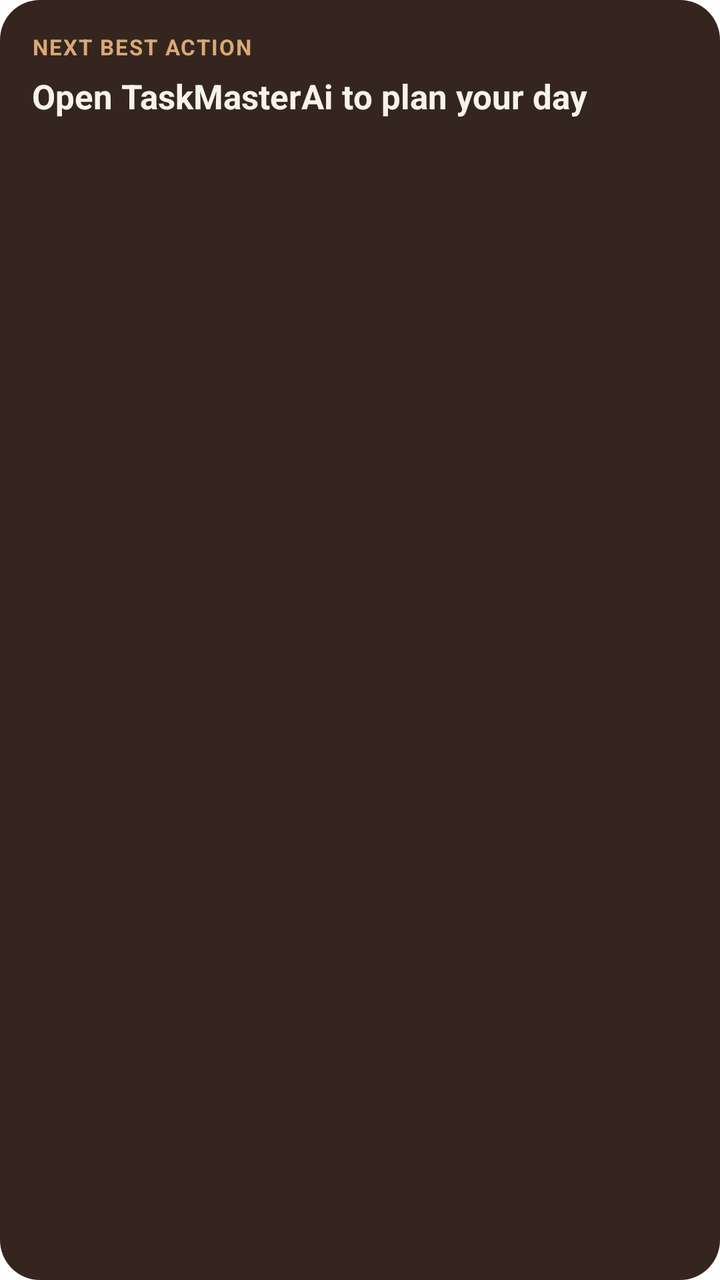
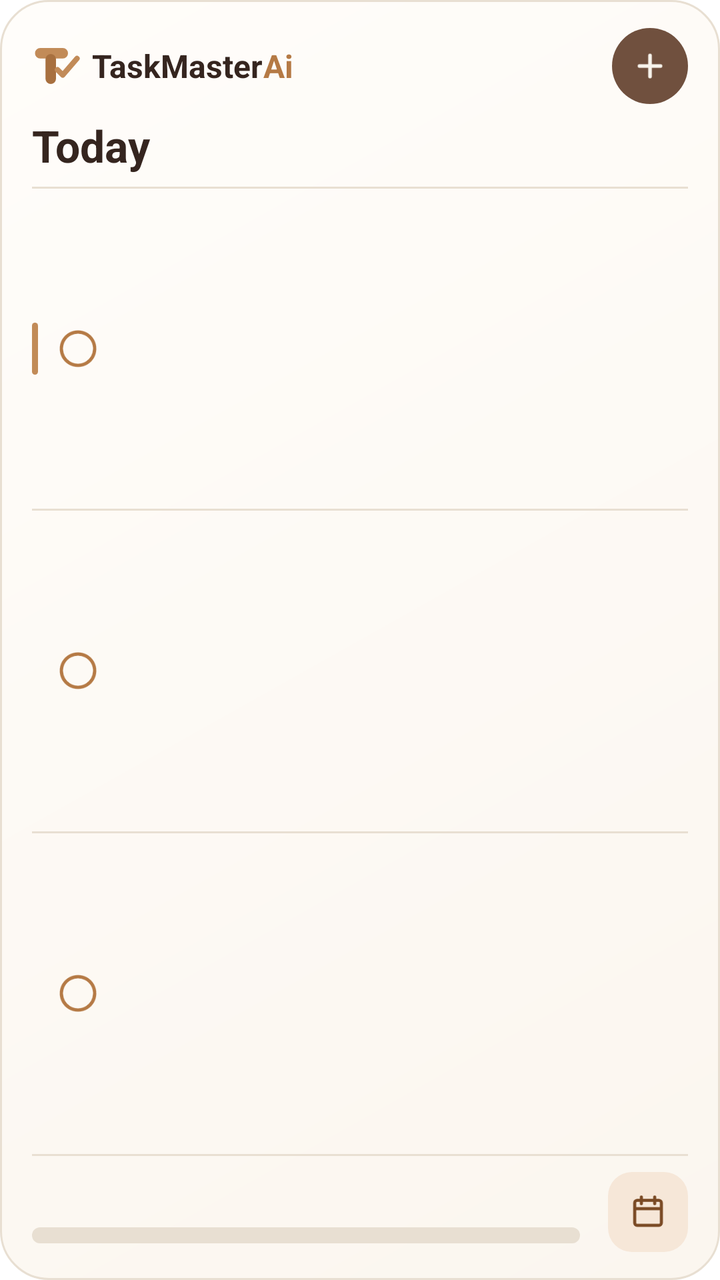

Compare the two renders of this Android layout. The source of the first and the diff that turns it into the second are given below.
<!-- AndroidManifest.xml: fallback theme Theme.MaterialComponents.DayNight.NoActionBar -->
<!-- res/layout/next_action_widget.xml -->
<?xml version="1.0" encoding="utf-8"?>
<LinearLayout xmlns:android="http://schemas.android.com/apk/res/android"
    android:id="@+id/widget_root"
    android:layout_width="match_parent"
    android:layout_height="match_parent"
    android:background="@drawable/widget_background"
    android:orientation="vertical"
    android:padding="16dp">

    <TextView
        android:id="@+id/widget_kicker"
        android:layout_width="wrap_content"
        android:layout_height="wrap_content"
        android:letterSpacing="0.06"
        android:text="NEXT BEST ACTION"
        android:textColor="#D9A877"
        android:textSize="11sp"
        android:textStyle="bold" />

    <TextView
        android:id="@+id/widget_title"
        android:layout_width="match_parent"
        android:layout_height="wrap_content"
        android:layout_marginTop="6dp"
        android:ellipsize="end"
        android:maxLines="2"
        android:text="Open TaskMasterAi to plan your day"
        android:textColor="#F7F3EC"
        android:textSize="17sp"
        android:textStyle="bold" />

    <TextView
        android:id="@+id/widget_detail"
        android:layout_width="match_parent"
        android:layout_height="wrap_content"
        android:layout_marginTop="2dp"
        android:ellipsize="end"
        android:maxLines="1"
        android:textColor="#CDBDAD"
        android:textSize="13sp" />

    
    <FrameLayout
        android:layout_width="match_parent"
        android:layout_height="0dp"
        android:layout_weight="1" />

    <TextView
        android:id="@+id/widget_progress"
        android:layout_width="match_parent"
        android:layout_height="wrap_content"
        android:textColor="#A9BC9C"
        android:textSize="12sp" />
</LinearLayout>
<!-- resources referenced by this layout -->
<resources>
  <!-- drawable widget_background (drawable) -->
  <?xml version="1.0" encoding="utf-8"?>
  <shape xmlns:android="http://schemas.android.com/apk/res/android" android:shape="rectangle">
      <solid android:color="#35251F" />
      <corners android:radius="20dp" />
  </shape>
</resources>

<!-- the commit's change to res/layout/next_action_widget.xml (unified diff, before → after) -->
@@ -5,50 +5,287 @@
     android:layout_height="match_parent"
     android:background="@drawable/widget_background"
     android:orientation="vertical"
-    android:padding="16dp">
-
-    <TextView
-        android:id="@+id/widget_kicker"
-        android:layout_width="wrap_content"
+    android:paddingStart="16dp"
+    android:paddingTop="14dp"
+    android:paddingEnd="16dp"
+    android:paddingBottom="14dp">
+
+    <LinearLayout
+        android:layout_width="match_parent"
         android:layout_height="wrap_content"
-        android:letterSpacing="0.06"
-        android:text="NEXT BEST ACTION"
-        android:textColor="#D9A877"
-        android:textSize="11sp"
-        android:textStyle="bold" />
-
-    <TextView
-        android:id="@+id/widget_title"
+        android:gravity="center_vertical"
+        android:orientation="horizontal">
+
+        <ImageView
+            android:layout_width="24dp"
+            android:layout_height="24dp"
+            android:contentDescription="@null"
+            android:src="@drawable/ic_widget_mark" />
+
+        <TextView
+            android:layout_width="wrap_content"
+            android:layout_height="wrap_content"
+            android:layout_marginStart="6dp"
+            android:text="TaskMaster"
+            android:textColor="@color/widget_text"
+            android:textSize="16sp"
+            android:textStyle="bold" />
+
+        <TextView
+            android:layout_width="0dp"
+            android:layout_height="wrap_content"
+            android:layout_weight="1"
+            android:text="Ai"
+            android:textColor="@color/widget_ring"
+            android:textSize="16sp"
+            android:textStyle="bold" />
+
+        <FrameLayout
+            android:id="@+id/widget_add"
+            android:layout_width="38dp"
+            android:layout_height="38dp"
+            android:background="@drawable/widget_plus"
+            android:contentDescription="Capture">
+
+            <ImageView
+                android:layout_width="18dp"
+                android:layout_height="18dp"
+                android:layout_gravity="center"
+                android:contentDescription="@null"
+                android:src="@drawable/ic_widget_plus" />
+        </FrameLayout>
+    </LinearLayout>
+
+    <LinearLayout
         android:layout_width="match_parent"
         android:layout_height="wrap_content"
         android:layout_marginTop="6dp"
-        android:ellipsize="end"
-        android:maxLines="2"
-        android:text="Open TaskMasterAi to plan your day"
-        android:textColor="#F7F3EC"
-        android:textSize="17sp"
-        android:textStyle="bold" />
+        android:layout_marginBottom="6dp"
+        android:gravity="bottom"
+        android:orientation="horizontal">
+
+        <TextView
+            android:layout_width="0dp"
+            android:layout_height="wrap_content"
+            android:layout_weight="1"
+            android:text="Today"
+            android:textColor="@color/widget_text"
+            android:textSize="22sp"
+            android:textStyle="bold" />
+
+        <TextView
+            android:id="@+id/widget_date"
+            android:layout_width="wrap_content"
+            android:layout_height="wrap_content"
+            android:textColor="@color/widget_muted"
+            android:textSize="13sp" />
+    </LinearLayout>
+
+    <FrameLayout
+        android:id="@+id/d0"
+        android:layout_width="match_parent"
+        android:layout_height="1dp"
+        android:background="@drawable/widget_divider" />
+
+    <LinearLayout
+        android:id="@+id/t0_row"
+        android:layout_width="match_parent"
+        android:layout_height="0dp"
+        android:layout_weight="1"
+        android:gravity="center_vertical"
+        android:orientation="horizontal">
+
+        <FrameLayout
+            android:id="@+id/t0_bar"
+            android:layout_width="3dp"
+            android:layout_height="26dp"
+            android:background="@drawable/widget_bar"
+            android:visibility="visible" />
+
+        <ImageView
+            android:layout_width="22dp"
+            android:layout_height="22dp"
+            android:layout_marginStart="9dp"
+            android:contentDescription="@null"
+            android:src="@drawable/ic_widget_ring" />
+
+        <TextView
+            android:id="@+id/t0_title"
+            android:layout_width="0dp"
+            android:layout_height="wrap_content"
+            android:layout_marginStart="12dp"
+            android:layout_weight="1"
+            android:ellipsize="end"
+            android:maxLines="1"
+            android:textColor="@color/widget_text"
+            android:textSize="15sp" />
+
+        <TextView
+            android:id="@+id/t0_time"
+            android:layout_width="wrap_content"
+            android:layout_height="wrap_content"
+            android:layout_marginStart="8dp"
+            android:textColor="@color/widget_muted"
+            android:textSize="13sp" />
+    </LinearLayout>
+
+    <FrameLayout
+        android:id="@+id/d1"
+        android:layout_width="match_parent"
+        android:layout_height="1dp"
+        android:background="@drawable/widget_divider" />
+
+    <LinearLayout
+        android:id="@+id/t1_row"
+        android:layout_width="match_parent"
+        android:layout_height="0dp"
+        android:layout_weight="1"
+        android:gravity="center_vertical"
+        android:orientation="horizontal">
+
+        <FrameLayout
+            android:id="@+id/t1_bar"
+            android:layout_width="3dp"
+            android:layout_height="26dp"
+            android:background="@drawable/widget_bar"
+            android:visibility="invisible" />
+
+        <ImageView
+            android:layout_width="22dp"
+            android:layout_height="22dp"
+            android:layout_marginStart="9dp"
+            android:contentDescription="@null"
+            android:src="@drawable/ic_widget_ring" />
+
+        <TextView
+            android:id="@+id/t1_title"
+            android:layout_width="0dp"
+            android:layout_height="wrap_content"
+            android:layout_marginStart="12dp"
+            android:layout_weight="1"
+            android:ellipsize="end"
+            android:maxLines="1"
+            android:textColor="@color/widget_text"
+            android:textSize="15sp" />
+
+        <TextView
+            android:id="@+id/t1_time"
+            android:layout_width="wrap_content"
+            android:layout_height="wrap_content"
+            android:layout_marginStart="8dp"
+            android:textColor="@color/widget_muted"
+            android:textSize="13sp" />
+    </LinearLayout>
+
+    <FrameLayout
+        android:id="@+id/d2"
+        android:layout_width="match_parent"
+        android:layout_height="1dp"
+        android:background="@drawable/widget_divider" />
+
+    <LinearLayout
+        android:id="@+id/t2_row"
+        android:layout_width="match_parent"
+        android:layout_height="0dp"
+        android:layout_weight="1"
+        android:gravity="center_vertical"
+        android:orientation="horizontal">
+
+        <FrameLayout
+            android:id="@+id/t2_bar"
+            android:layout_width="3dp"
+            android:layout_height="26dp"
+            android:background="@drawable/widget_bar"
+            android:visibility="invisible" />
+
+        <ImageView
+            android:layout_width="22dp"
+            android:layout_height="22dp"
+            android:layout_marginStart="9dp"
+            android:contentDescription="@null"
+            android:src="@drawable/ic_widget_ring" />
+
+        <TextView
+            android:id="@+id/t2_title"
+            android:layout_width="0dp"
+            android:layout_height="wrap_content"
+            android:layout_marginStart="12dp"
+            android:layout_weight="1"
+            android:ellipsize="end"
+            android:maxLines="1"
+            android:textColor="@color/widget_text"
+            android:textSize="15sp" />
+
+        <TextView
+            android:id="@+id/t2_time"
+            android:layout_width="wrap_content"
+            android:layout_height="wrap_content"
+            android:layout_marginStart="8dp"
+            android:textColor="@color/widget_muted"
+            android:textSize="13sp" />
+    </LinearLayout>
 
     <TextView
-        android:id="@+id/widget_detail"
+        android:id="@+id/widget_empty"
+        android:layout_width="match_parent"
+        android:layout_height="0dp"
+        android:layout_weight="3"
+        android:gravity="center_vertical"
+        android:text="Plan your day with a Brain Dump"
+        android:textColor="@color/widget_muted"
+        android:textSize="15sp"
+        android:visibility="gone" />
+
+    <FrameLayout
+        android:id="@+id/d3"
+        android:layout_width="match_parent"
+        android:layout_height="1dp"
+        android:background="@drawable/widget_divider" />
+
+    <LinearLayout
         android:layout_width="match_parent"
         android:layout_height="wrap_content"
-        android:layout_marginTop="2dp"
-        android:ellipsize="end"
-        android:maxLines="1"
-        android:textColor="#CDBDAD"
-        android:textSize="13sp" />
-
-    
-    <FrameLayout
-        android:layout_width="match_parent"
-        android:layout_height="0dp"
-        android:layout_weight="1" />
-
-    <TextView
-        android:id="@+id/widget_progress"
-        android:layout_width="match_parent"
-        android:layout_height="wrap_content"
-        android:textColor="#A9BC9C"
-        android:textSize="12sp" />
+        android:layout_marginTop="8dp"
+        android:gravity="center_vertical"
+        android:orientation="horizontal">
+
+        <LinearLayout
+            android:layout_width="0dp"
+            android:layout_height="wrap_content"
+            android:layout_weight="1"
+            android:orientation="vertical">
+
+            <TextView
+                android:id="@+id/widget_progress"
+                android:layout_width="wrap_content"
+                android:layout_height="wrap_content"
+                android:textColor="@color/widget_muted"
+                android:textSize="13sp" />
+
+            <ProgressBar
+                android:id="@+id/widget_progress_bar"
+                style="?android:attr/progressBarStyleHorizontal"
+                android:layout_width="match_parent"
+                android:layout_height="8dp"
+                android:layout_marginTop="6dp"
+                android:max="100"
+                android:progress="0"
+                android:progressDrawable="@drawable/widget_progress_sage" />
+        </LinearLayout>
+
+        <FrameLayout
+            android:id="@+id/widget_calendar"
+            android:layout_width="40dp"
+            android:layout_height="40dp"
+            android:layout_marginStart="14dp"
+            android:background="@drawable/widget_icon_tile">
+
+            <ImageView
+                android:layout_width="20dp"
+                android:layout_height="20dp"
+                android:layout_gravity="center"
+                android:contentDescription="@null"
+                android:src="@drawable/ic_widget_calendar" />
+        </FrameLayout>
+    </LinearLayout>
 </LinearLayout>
<!-- resource entries referenced after the edit -->
@@ -1,10 +1,110 @@
 <!-- resources referenced by this layout -->
 <resources>
+  <color name="widget_muted">#6B574A</color>
+  <color name="widget_ring">#B57A45</color>
+  <color name="widget_text">#35251F</color>
+  <!-- drawable ic_widget_calendar (drawable) -->
+  <?xml version="1.0" encoding="utf-8"?>
+  <vector xmlns:android="http://schemas.android.com/apk/res/android"
+      android:width="20dp" android:height="20dp"
+      android:viewportWidth="24" android:viewportHeight="24">
+      <path android:strokeColor="@color/widget_accent" android:strokeWidth="1.8" android:strokeLineJoin="round"
+          android:pathData="M5.5,5h13a1.5,1.5 0,0 1,1.5 1.5v12a1.5,1.5 0,0 1,-1.5 1.5h-13a1.5,1.5 0,0 1,-1.5 -1.5v-12a1.5,1.5 0,0 1,1.5 -1.5zM4,10h16" />
+      <path android:strokeColor="@color/widget_accent" android:strokeWidth="1.8" android:strokeLineCap="round" android:pathData="M8,3v4M16,3v4" />
+  </vector>
+  <!-- drawable ic_widget_mark (drawable) -->
+  <?xml version="1.0" encoding="utf-8"?>
+  <vector xmlns:android="http://schemas.android.com/apk/res/android"
+      android:width="20dp"
+      android:height="20dp"
+      android:viewportWidth="32"
+      android:viewportHeight="32">
+      <path
+          android:fillColor="#C28B58"
+          android:pathData="M5.5,4h15a3.5,3.5 0,0 1,3.5 3.5v0a3.5,3.5 0,0 1,-3.5 3.5h-15a3.5,3.5 0,0 1,-3.5 -3.5v0a3.5,3.5 0,0 1,3.5 -3.5z" />
+      <path
+          android:fillColor="#A8703F"
+          android:pathData="M12.5,8h0a3.5,3.5 0,0 1,3.5 3.5v13a3.5,3.5 0,0 1,-3.5 3.5h0a3.5,3.5 0,0 1,-3.5 -3.5v-13a3.5,3.5 0,0 1,3.5 -3.5z" />
+      <path
+          android:strokeColor="#C28B58"
+          android:strokeWidth="3.6"
+          android:strokeLineCap="round"
+          android:strokeLineJoin="round"
+          android:pathData="M17,18.5L20.5,22L30,11" />
+  </vector>
+  <!-- drawable ic_widget_plus (drawable) -->
+  <?xml version="1.0" encoding="utf-8"?>
+  <vector xmlns:android="http://schemas.android.com/apk/res/android"
+      android:width="18dp" android:height="18dp"
+      android:viewportWidth="24" android:viewportHeight="24">
+      <path android:strokeColor="#F7F3EC" android:strokeWidth="2.4" android:strokeLineCap="round" android:pathData="M12,5v14M5,12h14" />
+  </vector>
+  <!-- drawable ic_widget_ring (drawable) -->
+  <?xml version="1.0" encoding="utf-8"?>
+  <vector xmlns:android="http://schemas.android.com/apk/res/android"
+      android:width="22dp" android:height="22dp"
+      android:viewportWidth="24" android:viewportHeight="24">
+      <path android:strokeColor="@color/widget_ring" android:strokeWidth="1.8" android:pathData="M12,2.9a9.1,9.1 0,1 0,0.01 0z" />
+  </vector>
   <!-- drawable widget_background (drawable) -->
   <?xml version="1.0" encoding="utf-8"?>
   <shape xmlns:android="http://schemas.android.com/apk/res/android" android:shape="rectangle">
-      <solid android:color="#35251F" />
-      <corners android:radius="20dp" />
+      <gradient
+          android:angle="315"
+          android:startColor="@color/widget_bg_start"
+          android:endColor="@color/widget_bg_end"
+          android:type="linear" />
+      <stroke android:width="1dp" android:color="@color/widget_border" />
+      <corners android:radius="24dp" />
   </shape>
+  <!-- drawable widget_bar (drawable) -->
+  <?xml version="1.0" encoding="utf-8"?>
+  <shape xmlns:android="http://schemas.android.com/apk/res/android" android:shape="rectangle">
+      <solid android:color="@color/widget_fill" />
+      <corners android:radius="2dp" />
+  </shape>
+  <!-- drawable widget_divider (drawable) -->
+  <?xml version="1.0" encoding="utf-8"?>
+  <shape xmlns:android="http://schemas.android.com/apk/res/android" android:shape="rectangle">
+      <solid android:color="@color/widget_border" />
+  </shape>
+  <!-- drawable widget_icon_tile (drawable) -->
+  <?xml version="1.0" encoding="utf-8"?>
+  <shape xmlns:android="http://schemas.android.com/apk/res/android" android:shape="rectangle">
+      <solid android:color="@color/widget_icon_tile" />
+      <corners android:radius="12dp" />
+  </shape>
+  <!-- drawable widget_plus (drawable) -->
+  <?xml version="1.0" encoding="utf-8"?>
+  <shape xmlns:android="http://schemas.android.com/apk/res/android" android:shape="oval">
+      <solid android:color="@color/widget_plus_bg" />
+  </shape>
+  <!-- drawable widget_progress_sage (drawable) -->
+  <?xml version="1.0" encoding="utf-8"?>
+  <layer-list xmlns:android="http://schemas.android.com/apk/res/android">
+      <item android:id="@android:id/background">
+          <shape android:shape="rectangle">
+              <solid android:color="@color/widget_track" />
+              <corners android:radius="999dp" />
+          </shape>
+      </item>
+      <item android:id="@android:id/progress">
+          <clip>
+              <shape android:shape="rectangle">
+                  <solid android:color="@color/widget_progress_fill" />
+                  <corners android:radius="999dp" />
+              </shape>
+          </clip>
+      </item>
+  </layer-list>
+  <color name="widget_accent">#7A4A24</color>
+  <color name="widget_bg_start">#FFFDFA</color>
+  <color name="widget_bg_end">#FBF6EF</color>
+  <color name="widget_border">#E8DFD2</color>
+  <color name="widget_fill">#C28B58</color>
+  <color name="widget_icon_tile">#F6E7D8</color>
+  <color name="widget_plus_bg">#70503E</color>
+  <color name="widget_track">#E8DFD2</color>
+  <color name="widget_progress_fill">#84957A</color>
 </resources>
 
